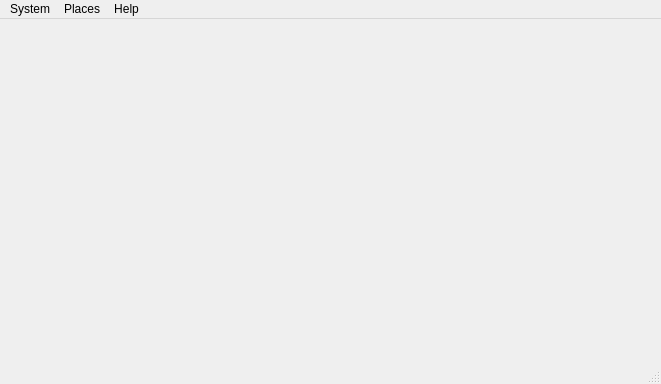
Above: form/mainwindow.ui from soda92/beijing_fushengji_rewrite before the change. Below: the same form after it.
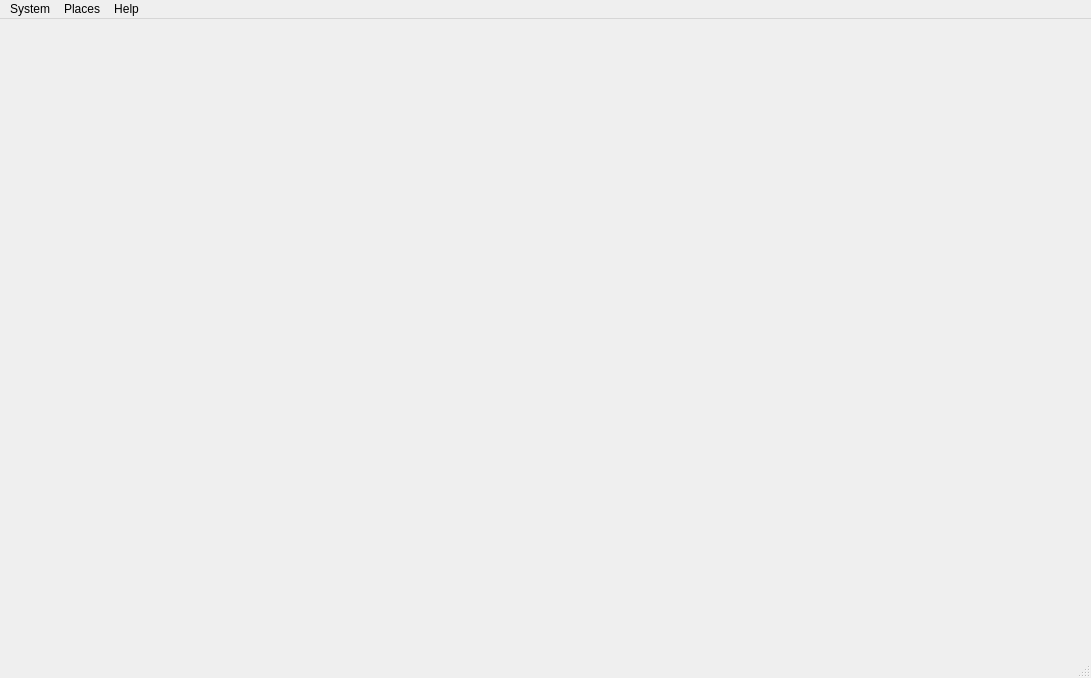
That is the form after the change.

Diff of the .ui file:
```diff
--- a/form/mainwindow.ui
+++ b/form/mainwindow.ui
@@ -6,8 +6,8 @@
    <rect>
     <x>0</x>
     <y>0</y>
-    <width>661</width>
-    <height>384</height>
+    <width>1091</width>
+    <height>678</height>
    </rect>
   </property>
   <property name="windowTitle">
@@ -26,7 +26,7 @@
     <rect>
      <x>0</x>
      <y>0</y>
-     <width>661</width>
+     <width>1091</width>
      <height>33</height>
     </rect>
    </property>
```
